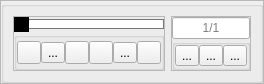
Old version of the form src/animatorwidget.ui in the repository eigenbom/MQ-Sprite.
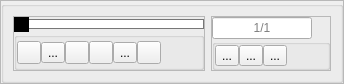
New version of the form. Icons and pictures are not drawn.

Commit message: fix: right dock widget wasn't shrinking

Patch:
```diff
--- a/src/animatorwidget.ui
+++ b/src/animatorwidget.ui
@@ -39,6 +39,12 @@
      </property>
      <item>
       <widget class="QGroupBox" name="groupBox">
+       <property name="sizePolicy">
+        <sizepolicy hsizetype="Minimum" vsizetype="Preferred">
+         <horstretch>0</horstretch>
+         <verstretch>0</verstretch>
+        </sizepolicy>
+       </property>
        <layout class="QHBoxLayout" name="horizontalLayout_3">
         <item>
          <widget class="QFrame" name="frame">
```
The commit also changes 2 other files.
